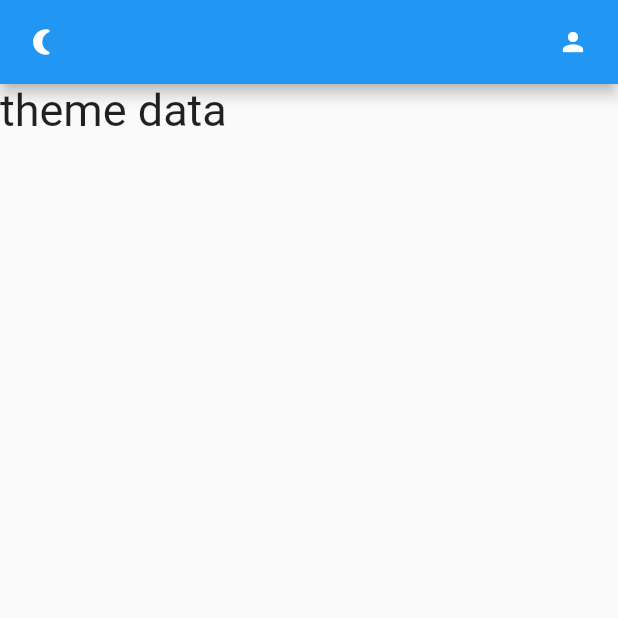
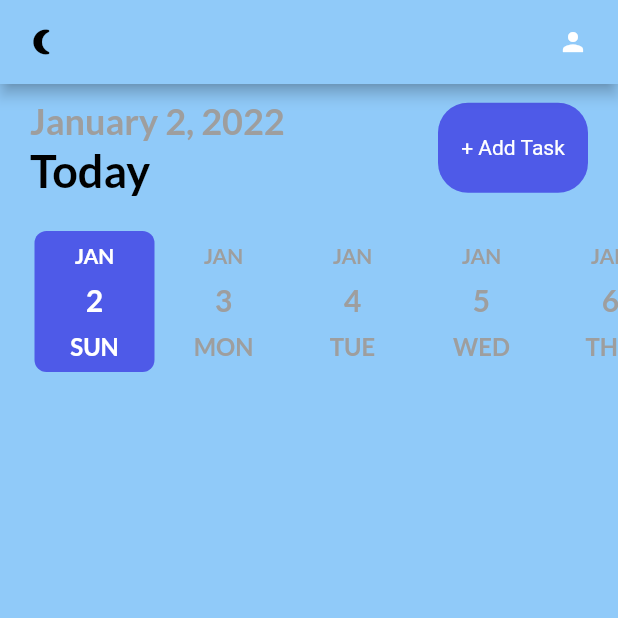
Before and after one commit to burakhangogce/algoritmik_todo, a Flutter app: the screen it shows after launch, on a phone screen of 412 x 824 dp, the top half of it. Run offline on Flutter 3.47's test engine with Material 2 defaults, Android fonts, the phone set to English and light mode, and no system bars; drawn by our look-alikes of date_picker_timeline; our stand-ins replace flutter_local_notifications, flutter_native_timezone, get, get_storage, google_fonts, sqflite and 1 more; accounts and stored records are empty.

Commit message:
Sqflite CRUD With Local Scheduled Notifications

```diff
--- /dev/null
+++ b/lib/contrellers/task_controller.dart
@@ -0,0 +1,15 @@
+import 'package:algoritmik_todo/db/db_helper.dart';
+import 'package:algoritmik_todo/models/task.dart';
+import 'package:flutter/material.dart';
+import 'package:get/get.dart';
+
+class TaskController extends GetxController {
+  @override
+  void onReady() {
+    super.onReady();
+  }
+
+  Future<int> addTask({Task? task}) async {
+    return await DBHelper.insert(task);
+  }
+}
--- a/lib/main.dart
+++ b/lib/main.dart
@@ -1,24 +1,26 @@
+import 'package:algoritmik_todo/db/db_helper.dart';
 import 'package:algoritmik_todo/services/theme_services.dart';
 import 'package:algoritmik_todo/ui/home_page.dart';
 import 'package:algoritmik_todo/ui/theme.dart';
 import 'package:flutter/material.dart';
+import 'package:get/get.dart';
 import 'package:get/get_navigation/src/root/get_material_app.dart';
 import 'package:get_storage/get_storage.dart';
 
 Future<void> main() async {
   WidgetsFlutterBinding.ensureInitialized();
+  await DBHelper.initDb();
   await GetStorage.init();
   runApp(MyApp());
 }
 
 class MyApp extends StatelessWidget {
-  // This widget is the root of your application.
   @override
   Widget build(BuildContext context) {
     return GetMaterialApp(
       title: 'Algoritmik ToDo',
       debugShowCheckedModeBanner: false,
-      theme: Themes.light,
+      theme: Get.isDarkMode ? ThemeData.dark() : ThemeData.light(),
       darkTheme: Themes.dark,
       themeMode: ThemeService().theme,
       home: HomePage(),
--- /dev/null
+++ b/lib/models/task.dart
@@ -0,0 +1,54 @@
+import 'package:flutter/material.dart';
+
+class Task {
+  int? id;
+  String? title;
+  String? note;
+  int? isCompleted;
+  String? date;
+  String? startTime;
+  String? endTime;
+  int? color;
+  int? remind;
+  String? repeat;
+
+  Task(
+      {this.id,
+      this.title,
+      this.note,
+      this.isCompleted,
+      this.date,
+      this.startTime,
+      this.endTime,
+      this.color,
+      this.remind,
+      this.repeat});
+
+  Task.fromJson(Map<String, dynamic> json) {
+    id = json['id'];
+    title = json['title'];
+    note = json['note'];
+    isCompleted = json['isCompleted'];
+    date = json['date'];
+    startTime = json['startTime'];
+    endTime = json['endTime'];
+    color = json['color'];
+    remind = json['remind'];
+    repeat = json['repeat'];
+  }
+
+  Map<String, dynamic> toJson() {
+    final Map<String, dynamic> data = new Map<String, dynamic>();
+    data['id'] = this.id;
+    data['title'] = this.title;
+    data['date'] = this.date;
+    data['note'] = this.note;
+    data['isCompleted'] = this.isCompleted;
+    data['startTime'] = this.startTime;
+    data['endTime'] = this.endTime;
+    data['color'] = this.color;
+    data['remind'] = this.remind;
+    data['repeat'] = this.repeat;
+    return data;
+  }
+}
--- a/lib/ui/home_page.dart
+++ b/lib/ui/home_page.dart
@@ -1,7 +1,13 @@
 import 'package:algoritmik_todo/services/notification_services.dart';
 import 'package:algoritmik_todo/services/theme_services.dart';
+import 'package:algoritmik_todo/ui/add_task_bar.dart';
+import 'package:algoritmik_todo/ui/theme.dart';
+import 'package:algoritmik_todo/ui/widgets/button.dart';
+import 'package:date_picker_timeline/date_picker_widget.dart';
 import 'package:flutter/material.dart';
 import 'package:get/get.dart';
+import 'package:google_fonts/google_fonts.dart';
+import 'package:intl/intl.dart';
 
 class HomePage extends StatefulWidget {
   const HomePage({Key? key}) : super(key: key);
@@ -12,6 +18,7 @@
 
 class _HomePageState extends State<HomePage> {
   var notifyHelper;
+  DateTime _selectedDate = DateTime.now();
   @override
   void initState() {
     // TODO: implement initState
@@ -25,19 +32,72 @@
   Widget build(BuildContext context) {
     return Scaffold(
       appBar: _appBar(),
+      backgroundColor: context.theme.backgroundColor,
       body: Column(
         children: [
-          Text(
-            "theme data",
-            style: TextStyle(fontSize: 30),
+          _addTaskBar(),
+          _addDateBar(),
+        ],
+      ),
+    );
+  }
+
+  _addTaskBar() {
+    return Container(
+      margin: const EdgeInsets.only(left: 20, right: 20, top: 10),
+      child: Row(
+        mainAxisAlignment: MainAxisAlignment.spaceBetween,
+        children: [
+          Container(
+            child: Column(
+              crossAxisAlignment: CrossAxisAlignment.start,
+              children: [
+                Text(
+                  DateFormat.yMMMMd().format(DateTime.now()),
+                  style: subHeadingStyle,
+                ),
+                Text(
+                  "Today",
+                  style: headingStyle,
+                )
+              ],
+            ),
           ),
+          MyButton(label: "+ Add Task", onTap: () => Get.to(AddTaskPage())),
         ],
+      ),
+    );
+  }
+
+  _addDateBar() {
+    return Container(
+      margin: EdgeInsets.only(top: 20, left: 20),
+      child: DatePicker(
+        DateTime.now(),
+        height: 100,
+        width: 80,
+        initialSelectedDate: DateTime.now(),
+        selectionColor: primaryClr,
+        selectedTextColor: Colors.white,
+        dateTextStyle: GoogleFonts.lato(
+            textStyle: TextStyle(
+                fontSize: 20, fontWeight: FontWeight.w600, color: Colors.grey)),
+        dayTextStyle: GoogleFonts.lato(
+            textStyle: TextStyle(
+                fontSize: 16, fontWeight: FontWeight.w600, color: Colors.grey)),
+        monthTextStyle: GoogleFonts.lato(
+            textStyle: TextStyle(
+                fontSize: 14, fontWeight: FontWeight.w600, color: Colors.grey)),
+        onDateChange: (date) {
+          _selectedDate = date;
+        },
       ),
     );
   }
 
   _appBar() {
     return AppBar(
+      backgroundColor: context.theme.backgroundColor,
       leading: GestureDetector(
         onTap: () {
           ThemeService().switchTheme();
@@ -51,6 +111,7 @@
         child: Icon(
           Icons.nightlight_round,
           size: 20,
+          color: Get.isDarkMode ? Colors.white : Colors.black,
         ),
       ),
       actions: [
--- a/lib/ui/theme.dart
+++ b/lib/ui/theme.dart
@@ -1,4 +1,6 @@
 import 'package:flutter/material.dart';
+import 'package:get/get.dart';
+import 'package:google_fonts/google_fonts.dart';
 
 const Color bluishClr = Color(0xFF4e5ae8);
 const Color yellowClr = Color(0xFFFFB746);
@@ -10,10 +12,46 @@
 
 class Themes {
   static final light = ThemeData(
-    primaryColor: primaryClr,
+    backgroundColor: Colors.white,
+    primaryColor: Colors.white,
     brightness: Brightness.light,
   );
 
-  static final dark =
-      ThemeData(primaryColor: darkGreyClr, brightness: Brightness.light);
+  static final dark = ThemeData(
+    primaryColor: darkGreyClr,
+    brightness: Brightness.dark,
+    backgroundColor: darkGreyClr,
+  );
 }
+
+TextStyle get subHeadingStyle {
+  return GoogleFonts.lato(
+      textStyle: TextStyle(
+          fontSize: 24,
+          fontWeight: FontWeight.bold,
+          color: Get.isDarkMode ? Colors.grey[400] : Colors.grey));
+}
+
+TextStyle get headingStyle {
+  return GoogleFonts.lato(
+      textStyle: TextStyle(
+          fontSize: 30,
+          fontWeight: FontWeight.bold,
+          color: Get.isDarkMode ? Colors.white : Colors.black));
+}
+
+TextStyle get titleStyle {
+  return GoogleFonts.lato(
+      textStyle: TextStyle(
+          fontSize: 16,
+          fontWeight: FontWeight.w400,
+          color: Get.isDarkMode ? Colors.white : Colors.black));
+}
+
+TextStyle get subTitleStyle {
+  return GoogleFonts.lato(
+      textStyle: TextStyle(
+          fontSize: 14,
+          fontWeight: FontWeight.w400,
+          color: Get.isDarkMode ? Colors.grey[100] : Colors.grey[600]));
+}
--- /dev/null
+++ b/lib/ui/widgets/button.dart
@@ -0,0 +1,29 @@
+import 'package:algoritmik_todo/ui/theme.dart';
+import 'package:flutter/cupertino.dart';
+import 'package:flutter/material.dart';
+
+class MyButton extends StatelessWidget {
+  final String label;
+  final Function()? onTap;
+  const MyButton({Key? key, required this.label, required this.onTap})
+      : super(key: key);
+
+  @override
+  Widget build(BuildContext context) {
+    return GestureDetector(
+      onTap: onTap,
+      child: Container(
+        width: 100,
+        height: 60,
+        decoration: BoxDecoration(
+            borderRadius: BorderRadius.circular(20), color: primaryClr),
+        child: Center(
+          child: Text(
+            label,
+            style: TextStyle(color: Colors.white),
+          ),
+        ),
+      ),
+    );
+  }
+}
--- a/pubspec.yaml
+++ b/pubspec.yaml
@@ -37,6 +37,10 @@
   get_storage: ^2.0.3
   flutter_local_notifications: ^9.2.0
   flutter_native_timezone: ^2.0.0
+  intl: ^0.17.0
+  google_fonts: ^2.2.0
+  date_picker_timeline: ^1.2.3
+  sqflite: ^2.0.1
 
 dev_dependencies:
   flutter_test:
```
Also changed, not shown: lib/db/db_helper.dart (added, +35 -0 lines), lib/services/theme_services.dart (+5 -2 lines), lib/ui/add_task_bar.dart (added, +315 -0 lines), lib/ui/widgets/input_field.dart (added, +66 -0 lines), pubspec.lock.
